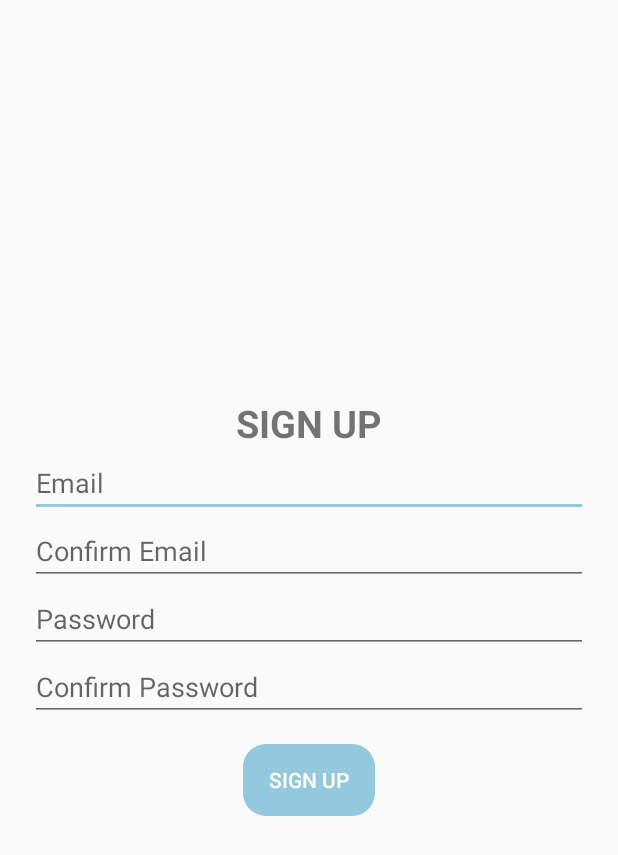
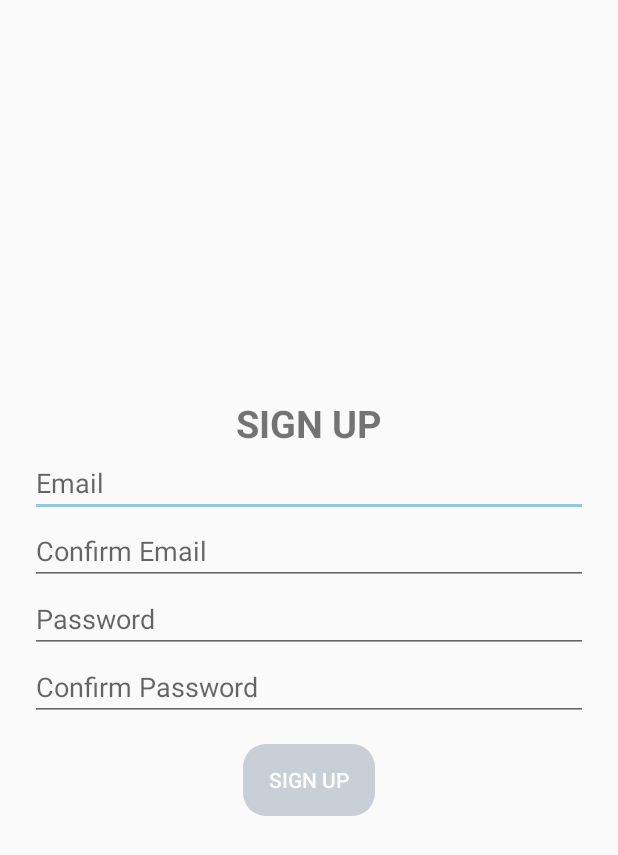
Before and after one commit to alanmbennett/PetCare, an Android app: the SignupActivity screen opened directly, with no data from a screen before it, on a phone screen of 412 x 824 dp. Shown: the top 855 px of the screen. Run offline under Robolectric (Android 15) with nearby library versions, the phone set to English and light mode, and no system bars.

Commit message:
Added visuals for disabled buttons

```diff
--- a/app/src/main/res/drawable/background_button.xml
+++ b/app/src/main/res/drawable/background_button.xml
@@ -3,6 +3,18 @@
     <item android:state_pressed="true">
         <shape android:shape="rectangle">
             <solid android:color="@color/buttonPressed"/>
+            <corners android:radius="15dp"/>
+        </shape>
+    </item>
+    <item android:state_enabled="true">
+        <shape android:shape="rectangle">
+            <solid android:color="@color/buttonDefault"/>
+            <corners android:radius="15dp"/>
+        </shape>
+    </item>
+    <item android:state_pressed="false">
+        <shape android:shape="rectangle">
+            <solid android:color="@color/buttonGrayedOut"/>
             <corners android:radius="15dp"/>
         </shape>
     </item>
--- a/app/src/main/res/values/colors.xml
+++ b/app/src/main/res/values/colors.xml
@@ -5,7 +5,7 @@
     <color name="colorAccent">#94c8dd</color>
     <color name="buttonPressed">#7199aa</color>
     <color name="buttonDefault">@color/colorAccent</color>
-    <color name="buttonGrayedOut">#9abdb8</color>
+    <color name="buttonGrayedOut">#c8cfd6</color>
     <color name="white">#FFFFFF</color>
     <color name="navigationColor">@color/colorPrimary</color>
     <color name="errorColor">#FF0000</color>
```
